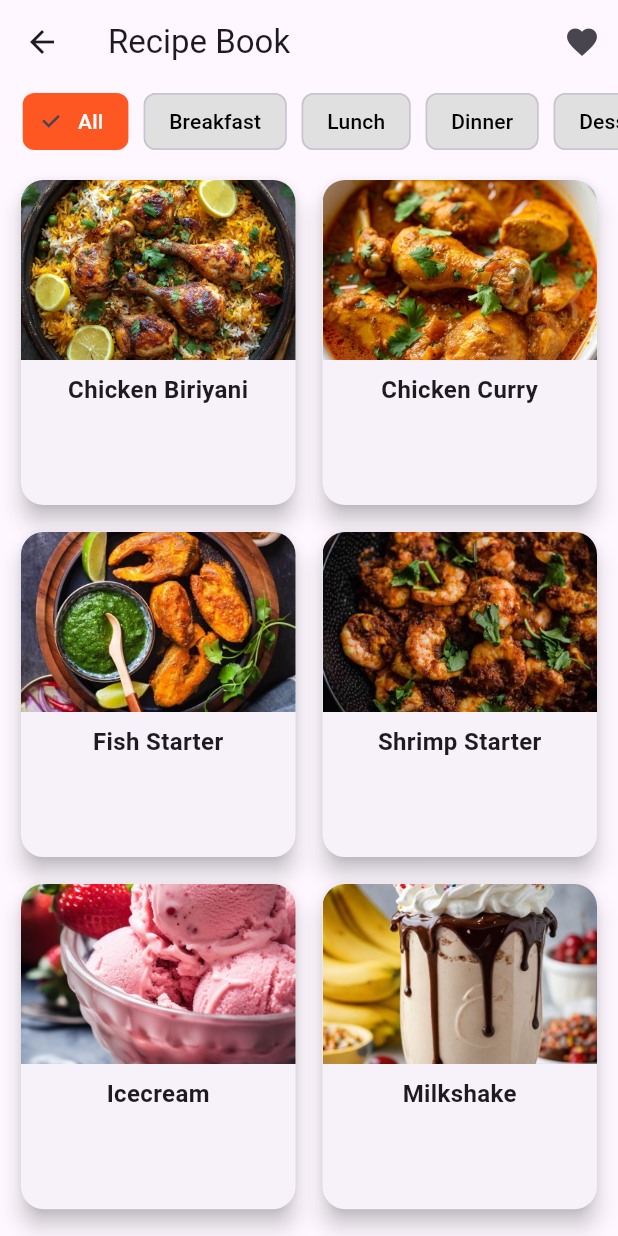
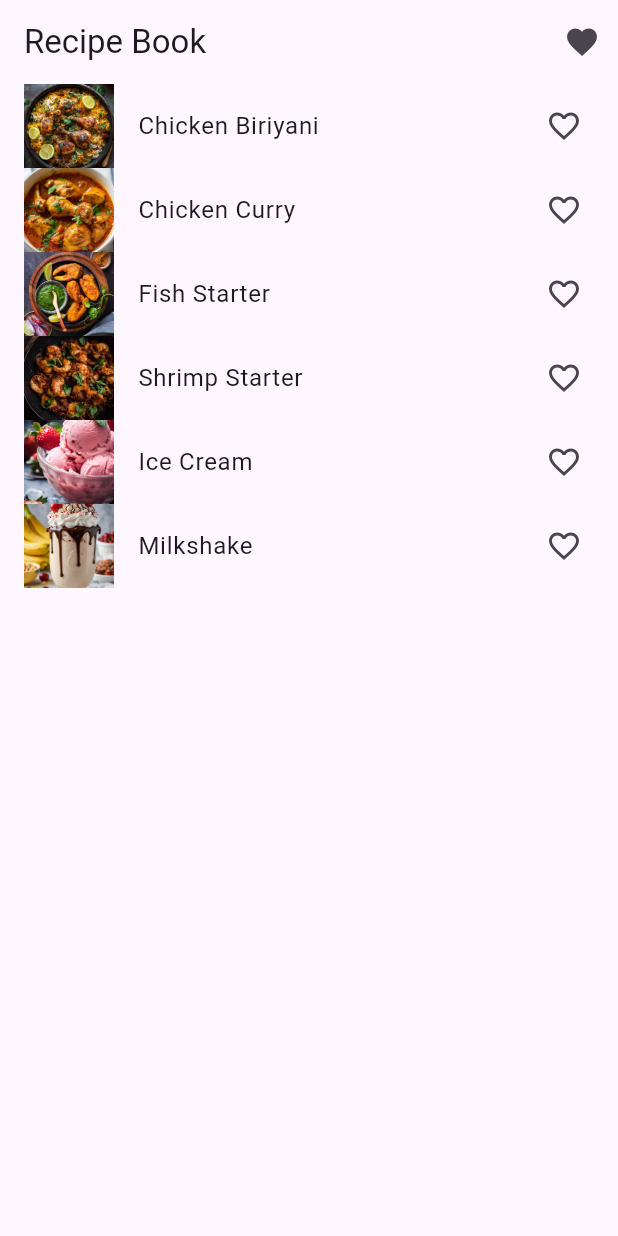
Before and after one commit to charan4112/Recipe_book-, a Flutter app: the HomeScreen screen opened directly, on a phone screen of 412 x 824 dp. Run offline on Flutter 3.47's test engine with Material 3 defaults, Android fonts, the phone set to English and light mode, and no system bars; statements that could not run were skipped.

Commit message:
Added Recipe Model, Provider, and Screens

```diff
--- a/lib/home_screen.dart
+++ b/lib/home_screen.dart
@@ -1,69 +1,16 @@
 import 'package:flutter/material.dart';
-import '../screens/details_screen.dart';
-import '../screens/favorites_screen.dart';
+import 'package:provider/provider.dart';
+import '../providers/recipe_provider.dart';
+import 'details_screen.dart';
+import 'favorites_screen.dart';
 
-class HomeScreen extends StatefulWidget {
+class HomeScreen extends StatelessWidget {
   const HomeScreen({super.key});
 
   @override
-  _HomeScreenState createState() => _HomeScreenState();
-}
-
-class _HomeScreenState extends State<HomeScreen> {
-  String selectedCategory = "All";
-
-  List<Map<String, String>> allRecipes = [
-    {
-      "name": "Chicken Biriyani",
-      "image": "assets/Chicken_Biriyani.JPG",
-      "category": "Dinner"
-    },
-    {
-      "name": "Chicken Curry",
-      "image": "assets/Chicken_Curry.JPG",
-      "category": "Lunch"
-    },
-    {
-      "name": "Fish Starter",
-      "image": "assets/Fish_Starter.JPG",
-      "category": "Starter"
-    },
-    {
-      "name": "Shrimp Starter",
-      "image": "assets/Shrimp_Starter.JPG",
-      "category": "Starter"
-    },
-    {"name": "Icecream", "image": "assets/Icecream.JPG", "category": "Dessert"},
-    {
-      "name": "Milkshake",
-      "image": "assets/Milkshake.JPG",
-      "category": "Beverage"
-    },
-  ];
-
-  List<Map<String, String>> favoriteRecipes = [];
-
-  void filterByCategory(String category) {
-    setState(() {
-      selectedCategory = category;
-    });
-  }
-
-  void toggleFavorite(Map<String, String> recipe) {
-    setState(() {
-      favoriteRecipes.contains(recipe)
-          ? favoriteRecipes.remove(recipe)
-          : favoriteRecipes.add(recipe);
-    });
-  }
-
-  @override
   Widget build(BuildContext context) {
-    List<Map<String, String>> displayedRecipes = selectedCategory == "All"
-        ? allRecipes
-        : allRecipes
-            .where((recipe) => recipe["category"] == selectedCategory)
-            .toList();
+    final recipeProvider = Provider.of<RecipeProvider>(context);
+    final recipes = recipeProvider.recipes;
 
     return Scaffold(
       appBar: AppBar(
@@ -73,90 +20,28 @@ class _HomeScreenState extends State<HomeScreen> {
             icon: const Icon(Icons.favorite),
             onPressed: () => Navigator.push(
               context,
-              MaterialPageRoute(
-                builder: (context) =>
-                    FavoritesScreen(favoriteRecipes: favoriteRecipes),
-              ),
+              MaterialPageRoute(builder: (context) => const FavoritesScreen()),
             ),
           ),
         ],
       ),
-      body: Column(
-        children: [
-          SizedBox(
-            height: 50,
-            child: ListView(
-              scrollDirection: Axis.horizontal,
-              padding: const EdgeInsets.symmetric(horizontal: 10),
-              children: ["All", "Breakfast", "Lunch", "Dinner", "Dessert"]
-                  .map(
-                    (category) => Padding(
-                      padding: const EdgeInsets.symmetric(horizontal: 5),
-                      child: FilterChip(
-                        label: Text(category),
-                        selected: selectedCategory == category,
-                        selectedColor: Colors.deepOrange,
-                        backgroundColor: Colors.grey[300],
-                        labelStyle: TextStyle(
-                            color: selectedCategory == category
-                                ? Colors.white
-                                : Colors.black),
-                        onSelected: (_) => filterByCategory(category),
-                      ),
-                    ),
-                  )
-                  .toList(),
+      body: ListView.builder(
+        itemCount: recipes.length,
+        itemBuilder: (ctx, index) {
+          final recipe = recipes[index];
+          return ListTile(
+            leading: Image.asset(recipe.image, width: 60, height: 60, fit: BoxFit.cover),
+            title: Text(recipe.name),
+            trailing: Icon(
+              recipe.isFavorite ? Icons.favorite : Icons.favorite_border,
+              color: recipe.isFavorite ? Colors.red : null,
             ),
-          ),
-          Expanded(
-            child: GridView.builder(
-              padding: const EdgeInsets.all(10),
-              itemCount: displayedRecipes.length,
-              gridDelegate: const SliverGridDelegateWithFixedCrossAxisCount(
-                crossAxisCount: 2,
-                crossAxisSpacing: 10,
-                mainAxisSpacing: 10,
-                childAspectRatio: 0.85,
-              ),
-              itemBuilder: (context, index) {
-                return GestureDetector(
-                  onTap: () => Navigator.push(
-                    context,
-                    MaterialPageRoute(
-                      builder: (context) => DetailsScreen(
-                          recipe: displayedRecipes[index],
-                          toggleFavorite: toggleFavorite),
-                    ),
-                  ),
-                  child: Card(
-                    shape: RoundedRectangleBorder(
-                        borderRadius: BorderRadius.circular(15)),
-                    elevation: 6,
-                    child: Column(
-                      children: [
-                        ClipRRect(
-                          borderRadius: const BorderRadius.vertical(
-                              top: Radius.circular(15)),
-                          child: Image.asset(displayedRecipes[index]["image"]!,
-                              height: 120,
-                              width: double.infinity,
-                              fit: BoxFit.cover),
-                        ),
-                        Padding(
-                          padding: const EdgeInsets.all(8.0),
-                          child: Text(displayedRecipes[index]["name"]!,
-                              style: const TextStyle(
-                                  fontSize: 16, fontWeight: FontWeight.bold),
-                              textAlign: TextAlign.center),
-                        ),
-                      ],
-                    ),
-                  ),
-                );
-              },
+            onTap: () => Navigator.push(
+              context,
+              MaterialPageRoute(builder: (context) => DetailsScreen(recipeId: recipe.id)),
             ),
-          ),
-        ],
+          );
+        },
       ),
     );
   }
--- /dev/null
+++ b/lib/models/recipe.dart
@@ -0,0 +1,17 @@
+class Recipe {
+  final String id;
+  final String name;
+  final String image;
+  final List<String> ingredients;
+  final String instructions;
+  bool isFavorite;
+
+  Recipe({
+    required this.id,
+    required this.name,
+    required this.image,
+    required this.ingredients,
+    required this.instructions,
+    this.isFavorite = false,
+  });
+}
--- /dev/null
+++ b/lib/providers/recipe_provider.dart
@@ -0,0 +1,63 @@
+import 'package:flutter/material.dart';
+import '../models/recipe.dart';
+
+class RecipeProvider with ChangeNotifier {
+  final List<Recipe> _recipes = [
+    Recipe(
+      id: '1',
+      name: 'Chicken Biriyani',
+      image: 'assets/Chicken_Biriyani.JPG',
+      ingredients: ['Rice', 'Chicken', 'Spices', 'Yogurt'],
+      instructions: 'Cook chicken with spices, add rice, and simmer.',
+    ),
+    Recipe(
+      id: '2',
+      name: 'Chicken Curry',
+      image: 'assets/Chicken_Curry.JPG',
+      ingredients: ['Chicken', 'Tomato', 'Onion', 'Garlic'],
+      instructions: 'Sauté onions, add tomatoes and spices, cook chicken.',
+    ),
+    Recipe(
+      id: '3',
+      name: 'Fish Starter',
+      image: 'assets/Fish_Starter.JPG',
+      ingredients: ['Fish', 'Garlic', 'Lemon', 'Pepper'],
+      instructions: 'Marinate fish, fry or grill until crispy.',
+    ),
+    Recipe(
+      id: '4',
+      name: 'Shrimp Starter',
+      image: 'assets/Shrimp_Starter.JPG',
+      ingredients: ['Shrimp', 'Garlic', 'Butter', 'Spices'],
+      instructions: 'Sauté shrimp in butter with garlic and spices.',
+    ),
+    Recipe(
+      id: '5',
+      name: 'Ice Cream',
+      image: 'assets/Icecream.JPG',
+      ingredients: ['Milk', 'Sugar', 'Vanilla', 'Cream'],
+      instructions: 'Mix ingredients, freeze, and enjoy cold.',
+    ),
+    Recipe(
+      id: '6',
+      name: 'Milkshake',
+      image: 'assets/Milkshake.JPG',
+      ingredients: ['Milk', 'Ice Cream', 'Chocolate'],
+      instructions: 'Blend ingredients until smooth and creamy.',
+    ),
+  ];
+
+  List<Recipe> get recipes => [..._recipes];
+
+  List<Recipe> get favoriteRecipes => _recipes.where((recipe) => recipe.isFavorite).toList();
+
+  Recipe findById(String id) => _recipes.firstWhere((recipe) => recipe.id == id);
+
+  void toggleFavoriteStatus(String id) {
+    final index = _recipes.indexWhere((recipe) => recipe.id == id);
+    if (index != -1) {
+      _recipes[index].isFavorite = !_recipes[index].isFavorite;
+      notifyListeners();
+    }
+  }
+}
```
Also changed, not shown: lib/details_screen.dart (+36 -25 lines), lib/favorites_screen.dart (+10 -10 lines), lib/main.dart (+9 -17 lines), lib/screens/details_screen.dart (added), lib/screens/favorites_screen.dart (added), lib/screens/home_screen.dart (added).
